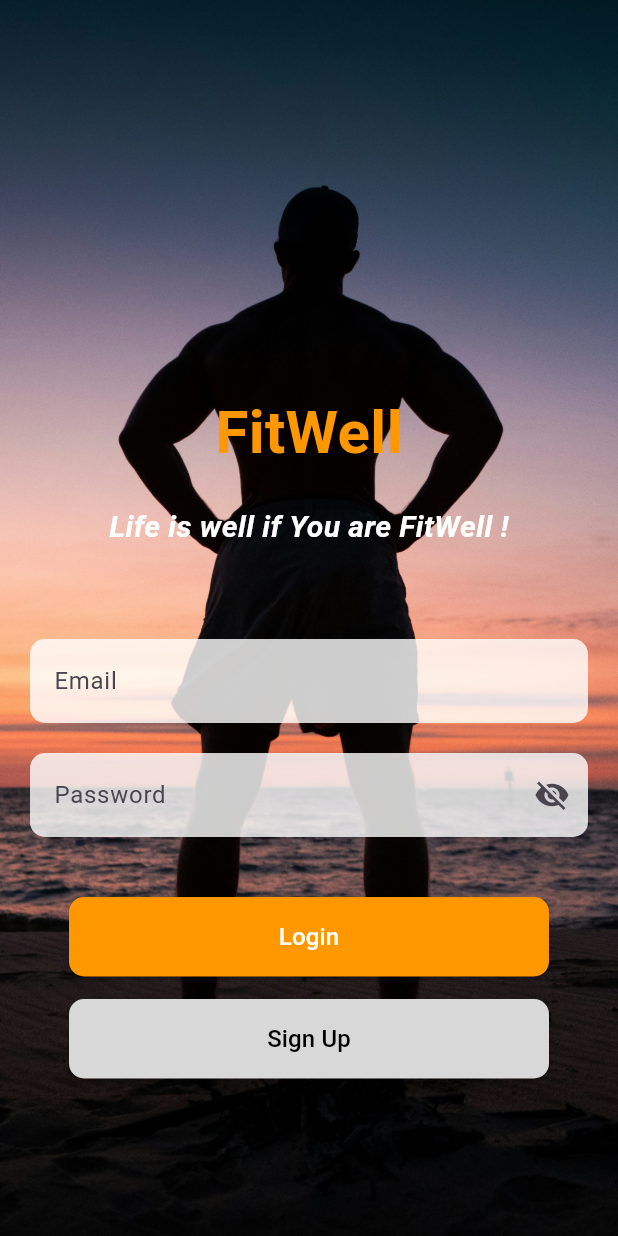
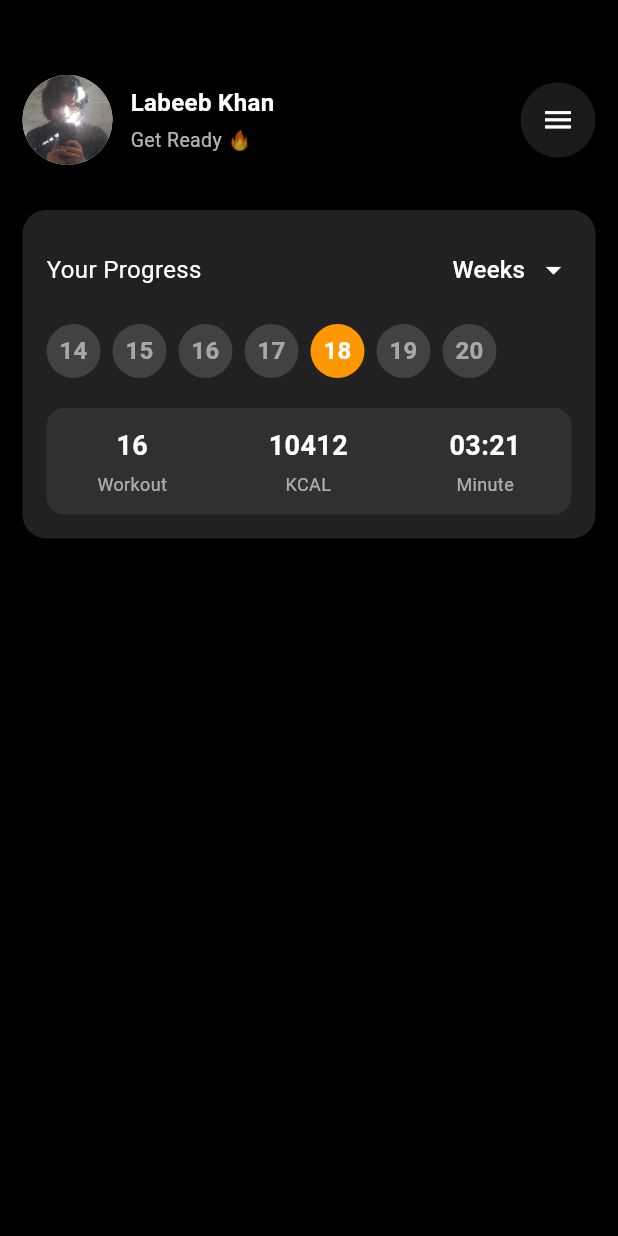
Before and after one commit to Labeebkhan/fitwell, a Flutter app: the screen it shows after launch, on a phone screen of 412 x 824 dp. Run offline on Flutter 3.47's test engine with Material 3 defaults, Android fonts, the phone set to English and light mode, and no system bars; our stand-ins replace jiffy.

Commit message:
Home Page is Designing

```diff
--- a/lib/main.dart
+++ b/lib/main.dart
@@ -1,22 +1,34 @@
 import 'package:flutter/material.dart';
-import 'package:fitwell/screen/login.dart';
 import 'package:provider/provider.dart';
+import 'provider/splash_provider.dart';
 import 'provider/password_visibility_provider.dart';
+import 'splashscreen/splash.dart';
+import 'screen/home.dart';
+import 'screen/login.dart';
 
 void main() {
   runApp(
     MultiProvider(
       providers: [
+        ChangeNotifierProvider(create: (_) => SplashProvider()),
         ChangeNotifierProvider(create: (_) => PasswordVisibilityProvider()),
       ],
-      child: MyApp(),
+      child: const MyApp(),
     ),
   );
 }
 
 class MyApp extends StatelessWidget {
+  const MyApp({super.key});
+
   @override
   Widget build(BuildContext context) {
-    return MaterialApp(debugShowCheckedModeBanner: false, home: Login());
+    return MaterialApp(
+      debugShowCheckedModeBanner: false,
+      routes: {
+        '/': (context) => const SplashScreen(),
+        '/login': (context) => Home(),
+      },
+    );
   }
 }
--- /dev/null
+++ b/lib/provider/Splash_provider.dart
@@ -0,0 +1,18 @@
+import 'dart:async';
+import 'package:flutter/material.dart';
+
+class SplashProvider extends ChangeNotifier {
+  bool _isSplashDone = false;
+  bool get isSplashDone => _isSplashDone;
+
+  Future<void> loadApp(BuildContext context) async {
+    // Simulate asset loading delay (replace with actual Firebase/auth loading if needed)
+    await Future.delayed(const Duration(seconds: 2));
+
+    // Example: preload an image asset
+    await precacheImage(const AssetImage('assets/Fitwell.gif'), context);
+
+    _isSplashDone = true;
+    notifyListeners();
+  }
+}
--- /dev/null
+++ b/lib/screen/home.dart
@@ -0,0 +1,210 @@
+import 'package:flutter/material.dart';
+import 'package:intl/intl.dart';
+import 'package:jiffy/jiffy.dart';
+
+class Home extends StatefulWidget {
+  const Home({super.key});
+
+  @override
+  State<Home> createState() => _HomeState();
+}
+
+class _HomeState extends State<Home> {
+  @override
+  Widget build(BuildContext context) {
+    return Scaffold(
+      backgroundColor: Colors.black,
+      body: SingleChildScrollView(
+        child: Padding(
+          padding: const EdgeInsets.only(top: 50.0, left: 15, right: 15),
+          child: Column(
+            crossAxisAlignment: CrossAxisAlignment.start,
+            children: [
+              // Profile Header
+              Row(
+                children: [
+                  CircleAvatar(
+                    radius: 30,
+                    backgroundImage: AssetImage('assets/images/profile3.jpg'),
+                  ),
+                  const SizedBox(width: 12),
+                  Column(
+                    crossAxisAlignment: CrossAxisAlignment.start,
+                    mainAxisSize: MainAxisSize.min,
+                    children: const [
+                      Text(
+                        'Labeeb Khan',
+                        style: TextStyle(
+                          color: Colors.white,
+                          fontSize: 16,
+                          fontWeight: FontWeight.w600,
+                        ),
+                      ),
+                      SizedBox(height: 4),
+                      Text(
+                        'Get Ready 🔥',
+                        style: TextStyle(color: Colors.white70, fontSize: 13),
+                      ),
+                    ],
+                  ),
+                  const Spacer(),
+                  CircleAvatar(
+                    backgroundColor: Colors.white10,
+                    radius: 25,
+                    child: Icon(Icons.menu, color: Colors.white, size: 23),
+                  ),
+                ],
+              ),
+
+              const SizedBox(height: 30),
+
+              // Progress Tracker Section
+              ProgressCard(),
+            ],
+          ),
+        ),
+      ),
+    );
+  }
+}
+
+// --------------------- Progress Tracker Widget ---------------------
+class ProgressCard extends StatefulWidget {
+  @override
+  _ProgressCardState createState() => _ProgressCardState();
+}
+
+class _ProgressCardState extends State<ProgressCard> {
+  List<DateTime> weekDays = [];
+
+  @override
+  void initState() {
+    super.initState();
+    weekDays = _generateCurrentWeek();
+  }
+
+  List<DateTime> _generateCurrentWeek() {
+    DateTime now = DateTime.now();
+    int currentWeekday = now.weekday; // 1 = Monday, 7 = Sunday
+    DateTime startOfWeek = now.subtract(Duration(days: currentWeekday - 1));
+
+    return List.generate(7, (index) => startOfWeek.add(Duration(days: index)));
+  }
+
+  @override
+  Widget build(BuildContext context) {
+    DateTime today = DateTime.now();
+
+    return Container(
+      padding: const EdgeInsets.all(16),
+      decoration: BoxDecoration(
+        color: Colors.grey[900],
+        borderRadius: BorderRadius.circular(16),
+      ),
+      child: Column(
+        crossAxisAlignment: CrossAxisAlignment.start,
+        children: [
+          // Header with Dropdown
+          Row(
+            mainAxisAlignment: MainAxisAlignment.spaceBetween,
+            children: [
+              const Text(
+                'Your Progress',
+                style: TextStyle(color: Colors.white, fontSize: 16),
+              ),
+              DropdownButton<String>(
+                dropdownColor: Colors.grey[800],
+                value: 'Weeks',
+                underline: const SizedBox(),
+                icon: const Icon(Icons.arrow_drop_down, color: Colors.white),
+                items:
+                    <String>['Weeks', 'Months'].map((String value) {
+                      return DropdownMenuItem<String>(
+                        value: value,
+                        child: Text(
+                          value,
+                          style: TextStyle(color: Colors.white),
+                        ),
+                      );
+                    }).toList(),
+                onChanged: (val) {},
+              ),
+            ],
+          ),
+          const SizedBox(height: 12),
+
+          // Week Days
+          Row(
+            children:
+                weekDays.map((date) {
+                  bool isToday =
+                      DateFormat('yyyy-MM-dd').format(date) ==
+                      DateFormat('yyyy-MM-dd').format(today);
+
+                  return Padding(
+                    padding: const EdgeInsets.only(right: 8.0),
+                    child: CircleAvatar(
+                      backgroundColor:
+                          isToday ? Colors.orange : Colors.grey[800],
+                      radius: 18,
+                      child: Text(
+                        '${date.day}',
+                        style: TextStyle(
+                          color: isToday ? Colors.white : Colors.white54,
+                          fontWeight: FontWeight.bold,
+                        ),
+                      ),
+                    ),
+                  );
+                }).toList(),
+          ),
+          const SizedBox(height: 20),
+
+          // Progress Summary
+          Container(
+            padding: const EdgeInsets.symmetric(vertical: 12),
+            decoration: BoxDecoration(
+              color: Colors.grey[850],
+              borderRadius: BorderRadius.circular(12),
+            ),
+            child: Row(
+              mainAxisAlignment: MainAxisAlignment.spaceAround,
+              children: const [
+                ProgressStat(title: 'Workout', value: '16'),
+                ProgressStat(title: 'KCAL', value: '10412'),
+                ProgressStat(title: 'Minute', value: '03:21'),
+              ],
+            ),
+          ),
+        ],
+      ),
+    );
+  }
+}
+
+class ProgressStat extends StatelessWidget {
+  final String title;
+  final String value;
+  const ProgressStat({required this.title, required this.value, super.key});
+
+  @override
+  Widget build(BuildContext context) {
+    return Column(
+      children: [
+        Text(
+          value,
+          style: const TextStyle(
+            color: Colors.white,
+            fontSize: 18,
+            fontWeight: FontWeight.bold,
+          ),
+        ),
+        const SizedBox(height: 4),
+        Text(
+          title,
+          style: const TextStyle(color: Colors.white60, fontSize: 12),
+        ),
+      ],
+    );
+  }
+}
--- a/lib/screen/login.dart
+++ b/lib/screen/login.dart
@@ -2,7 +2,6 @@ import 'package:fitwell/screen/signup.dart';
 import 'package:flutter/material.dart';
 import '../provider/password_visibility_provider.dart';
 import 'package:provider/provider.dart';
-import 'dart:ui';
 
 class Login extends StatefulWidget {
   const Login({super.key});
--- a/lib/screen/signup.dart
+++ b/lib/screen/signup.dart
@@ -1,7 +1,6 @@
 import 'package:flutter/material.dart';
 import '../provider/password_visibility_provider.dart';
 import 'package:provider/provider.dart';
-import 'dart:ui';
 
 class Signup extends StatefulWidget {
   const Signup({super.key});
@@ -14,7 +13,6 @@ class _SignupState extends State<Signup> {
   final TextEditingController _emailController = TextEditingController();
   final TextEditingController _passwordController = TextEditingController();
   final TextEditingController _nameController = TextEditingController();
-  bool _obscureText = true;
 
   @override
   Widget build(BuildContext context) {
@@ -91,7 +89,7 @@ class _SignupState extends State<Signup> {
                   const SizedBox(height: 20),
                   TextField(
                     controller: _passwordController,
-                    obscureText: _obscureText,
+                    obscureText: visibilityProvider.isObscured,
                     decoration: InputDecoration(
                       hintText: 'Password',
                       filled: true,
--- /dev/null
+++ b/lib/splashscreen/splash.dart
@@ -0,0 +1,47 @@
+import 'package:flutter/material.dart';
+import 'package:provider/provider.dart';
+import '../provider/splash_provider.dart';
+
+class SplashScreen extends StatefulWidget {
+  const SplashScreen({super.key});
+
+  @override
+  State<SplashScreen> createState() => _SplashScreenState();
+}
+
+class _SplashScreenState extends State<SplashScreen> {
+  @override
+  void initState() {
+    super.initState();
+
+    // Run after first build
+    WidgetsBinding.instance.addPostFrameCallback((_) {
+      final splashProvider = context.read<SplashProvider>();
+      splashProvider.loadApp(context);
+
+      splashProvider.addListener(() {
+        if (splashProvider.isSplashDone) {
+          Navigator.pushReplacementNamed(context, '/login');
+        }
+      });
+    });
+  }
+
+  @override
+  Widget build(BuildContext context) {
+    return Scaffold(
+      body: Stack(
+        children: [
+          // Fullscreen GIF as splash background
+          Positioned.fill(
+            child: Image.asset(
+              'assets/Fitwell.gif', // your animated GIF file
+              // fit: BoxFit.cover,
+            ),
+          ),
+          // Optional: Overlay branding text/logo
+        ],
+      ),
+    );
+  }
+}
--- a/pubspec.yaml
+++ b/pubspec.yaml
@@ -33,6 +33,8 @@ dependencies:
   provider: ^6.1.5
   animated_splash_screen: ^1.3.0
   cached_network_image: ^3.3.1
+  intl: ^0.18.0
+  jiffy: ^6.2.1
 
 
 
@@ -64,8 +66,12 @@ flutter:
 
   # To add assets to your application, add an assets section, like this:
   assets:
+    - assets/Fitwell.gif
     - assets/images/loginback.jpg
     - assets/images/login2.jpg
+    - assets/images/profile3.jpg
+
+
 
   # An image asset can refer to one or more resolution-specific "variants", see
   # https://flutter.dev/to/resolution-aware-images
```
Also changed, not shown: assets/Fitwell.gif (added), assets/images/profile3.jpg (added), pubspec.lock.
